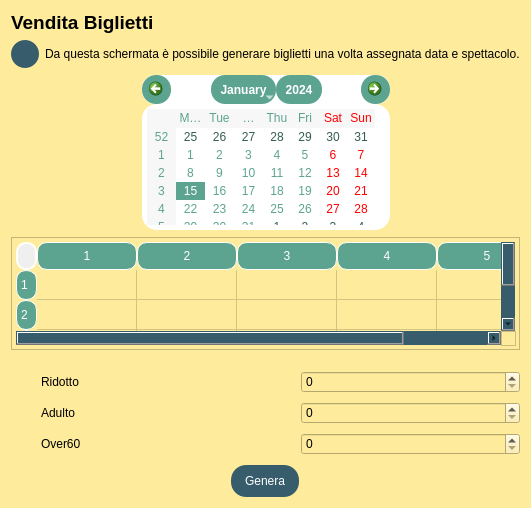
This is biglietteria/vendita/view/venditabiglietti.ui in StracciaMatteo/GestioneCinema as Qt 5 draws it before an edit. The edited form follows.
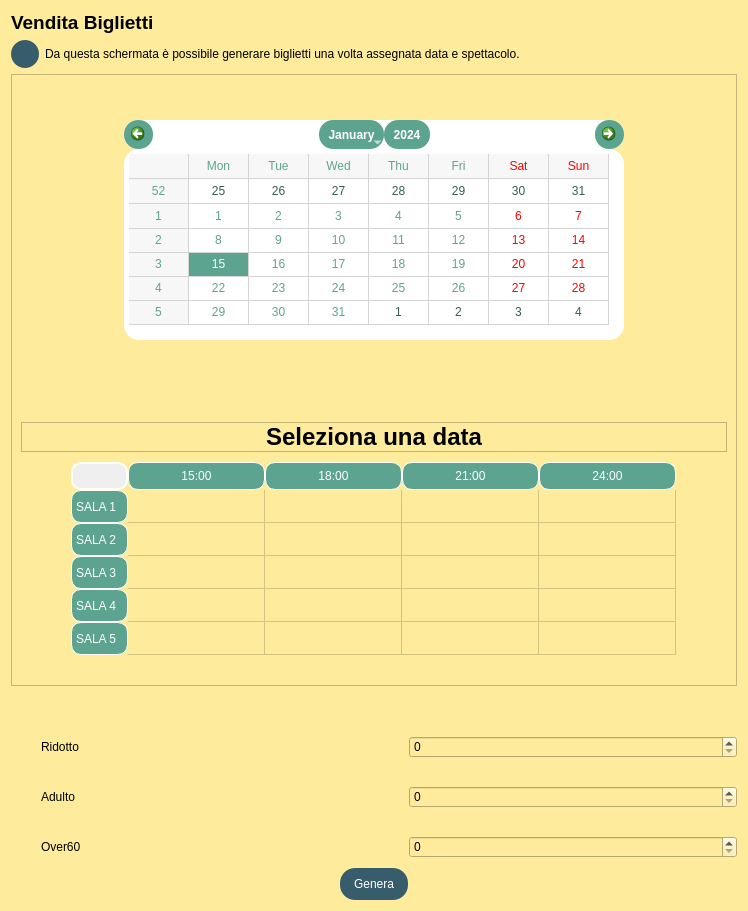
This is the edited form. Icons and pictures are not drawn.

Commit message: Implementata vista programmazione spettacoli in viewVendita (definire evento clicked)

What changed in the file:
```diff
--- a/biglietteria/vendita/view/venditabiglietti.ui
+++ b/biglietteria/vendita/view/venditabiglietti.ui
@@ -6,8 +6,8 @@
    <rect>
     <x>0</x>
     <y>0</y>
-    <width>530</width>
-    <height>508</height>
+    <width>748</width>
+    <height>911</height>
    </rect>
   </property>
   <property name="windowTitle">
@@ -233,6 +233,21 @@
     </layout>
    </item>
    <item>
+    <widget class="QScrollArea" name="scrollArea">
+     <property name="widgetResizable">
+      <bool>true</bool>
+     </property>
+     <widget class="QWidget" name="scrollAreaWidgetContents">
+      <property name="geometry">
+       <rect>
+        <x>0</x>
+        <y>0</y>
+        <width>728</width>
+        <height>600</height>
+       </rect>
+      </property>
+      <layout class="QVBoxLayout" name="verticalLayout_3">
+       <item>
     <layout class="QHBoxLayout" name="horizontalLayout">
      <item>
       <spacer name="horizontalSpacer">
@@ -266,7 +281,26 @@
         </spacer>
        </item>
        <item>
-        <widget class="QCalendarWidget" name="calendarWidget"/>
+            <widget class="QCalendarWidget" name="calendar">
+             <property name="minimumSize">
+              <size>
+               <width>500</width>
+               <height>220</height>
+              </size>
+             </property>
+             <property name="cursor">
+              <cursorShape>PointingHandCursor</cursorShape>
+             </property>
+             <property name="autoFillBackground">
+              <bool>false</bool>
+             </property>
+             <property name="styleSheet">
+              <string notr="true"/>
+             </property>
+             <property name="gridVisible">
+              <bool>true</bool>
+             </property>
+            </widget>
        </item>
        <item>
         <spacer name="verticalSpacer_2">
@@ -298,34 +332,148 @@
      </item>
     </layout>
    </item>
+       <item>
+        <spacer name="verticalSpacer_6">
+         <property name="orientation">
+          <enum>Qt::Vertical</enum>
+         </property>
+         <property name="sizeType">
+          <enum>QSizePolicy::Fixed</enum>
+         </property>
+         <property name="sizeHint" stdset="0">
+          <size>
+           <width>20</width>
+           <height>40</height>
+          </size>
+         </property>
+        </spacer>
+       </item>
+       <item>
+        <widget class="QLabel" name="label_data">
+         <property name="font">
+          <font>
+           <pointsize>18</pointsize>
+           <weight>75</weight>
+           <italic>false</italic>
+           <bold>true</bold>
+          </font>
+         </property>
+         <property name="frameShape">
+          <enum>QFrame::StyledPanel</enum>
+         </property>
+         <property name="text">
+          <string>Seleziona una data</string>
+         </property>
+         <property name="alignment">
+          <set>Qt::AlignCenter</set>
+         </property>
+         <property name="textInteractionFlags">
+          <set>Qt::NoTextInteraction</set>
+         </property>
+        </widget>
+       </item>
    <item>
     <layout class="QHBoxLayout" name="horizontalLayout_4">
      <property name="bottomMargin">
       <number>11</number>
      </property>
      <item>
-      <widget class="QTableWidget" name="tableWidget">
-       <property name="autoFillBackground">
-        <bool>false</bool>
-       </property>
-       <property name="rowCount">
-        <number>4</number>
-       </property>
-       <property name="columnCount">
-        <number>5</number>
-       </property>
-       <row/>
-       <row/>
-       <row/>
-       <row/>
-       <column/>
-       <column/>
-       <column/>
-       <column/>
-       <column/>
+          <widget class="QTableWidget" name="table_programmazione">
+           <property name="sizePolicy">
+            <sizepolicy hsizetype="Fixed" vsizetype="Fixed">
+             <horstretch>0</horstretch>
+             <verstretch>0</verstretch>
+            </sizepolicy>
+           </property>
+           <property name="minimumSize">
+            <size>
+             <width>614</width>
+             <height>207</height>
+            </size>
+           </property>
+           <property name="cursor" stdset="0">
+            <cursorShape>PointingHandCursor</cursorShape>
+           </property>
+           <property name="frameShape">
+            <enum>QFrame::NoFrame</enum>
+           </property>
+           <property name="editTriggers">
+            <set>QAbstractItemView::NoEditTriggers</set>
+           </property>
+           <attribute name="horizontalHeaderDefaultSectionSize">
+            <number>137</number>
+           </attribute>
+           <attribute name="verticalHeaderDefaultSectionSize">
+            <number>33</number>
+           </attribute>
+           <row>
+            <property name="text">
+             <string>SALA 1</string>
+            </property>
+           </row>
+           <row>
+            <property name="text">
+             <string>SALA 2</string>
+            </property>
+           </row>
+           <row>
+            <property name="text">
+             <string>SALA 3</string>
+            </property>
+           </row>
+           <row>
+            <property name="text">
+             <string>SALA 4</string>
+            </property>
+           </row>
+           <row>
+            <property name="text">
+             <string>SALA 5</string>
+            </property>
+           </row>
+           <column>
+            <property name="text">
+             <string>15:00</string>
+            </property>
+           </column>
+           <column>
+            <property name="text">
+             <string>18:00</string>
+            </property>
+           </column>
+           <column>
+            <property name="text">
+             <string>21:00</string>
+            </property>
+           </column>
+           <column>
+            <property name="text">
+             <string>24:00</string>
+            </property>
+           </column>
       </widget>
      </item>
     </layout>
+       </item>
+      </layout>
+     </widget>
+    </widget>
+   </item>
+   <item>
+    <spacer name="verticalSpacer_5">
+     <property name="orientation">
+      <enum>Qt::Vertical</enum>
+     </property>
+     <property name="sizeType">
+      <enum>QSizePolicy::Fixed</enum>
+     </property>
+     <property name="sizeHint" stdset="0">
+      <size>
+       <width>20</width>
+       <height>40</height>
+      </size>
+     </property>
+    </spacer>
    </item>
    <item>
     <layout class="QGridLayout" name="gridLayout">
@@ -340,10 +488,13 @@
        <property name="orientation">
         <enum>Qt::Vertical</enum>
        </property>
+       <property name="sizeType">
+        <enum>QSizePolicy::Fixed</enum>
+       </property>
        <property name="sizeHint" stdset="0">
         <size>
          <width>20</width>
-         <height>40</height>
+         <height>20</height>
         </size>
        </property>
       </spacer>
@@ -363,10 +514,13 @@
        <property name="orientation">
         <enum>Qt::Vertical</enum>
        </property>
+       <property name="sizeType">
+        <enum>QSizePolicy::Fixed</enum>
+       </property>
        <property name="sizeHint" stdset="0">
         <size>
          <width>20</width>
-         <height>40</height>
+         <height>20</height>
         </size>
        </property>
       </spacer>
@@ -493,8 +647,7 @@
       </sizepolicy>
      </property>
      <property name="styleSheet">
-      <string notr="true">background-color: rgb(55, 92, 108);
-color: rgb(255, 255, 255);</string>
+      <string notr="true"/>
      </property>
      <property name="text">
       <string>Genera</string>
```
Lines whose indentation alone changed are shown as unchanged. The commit also changes 3 other files.
